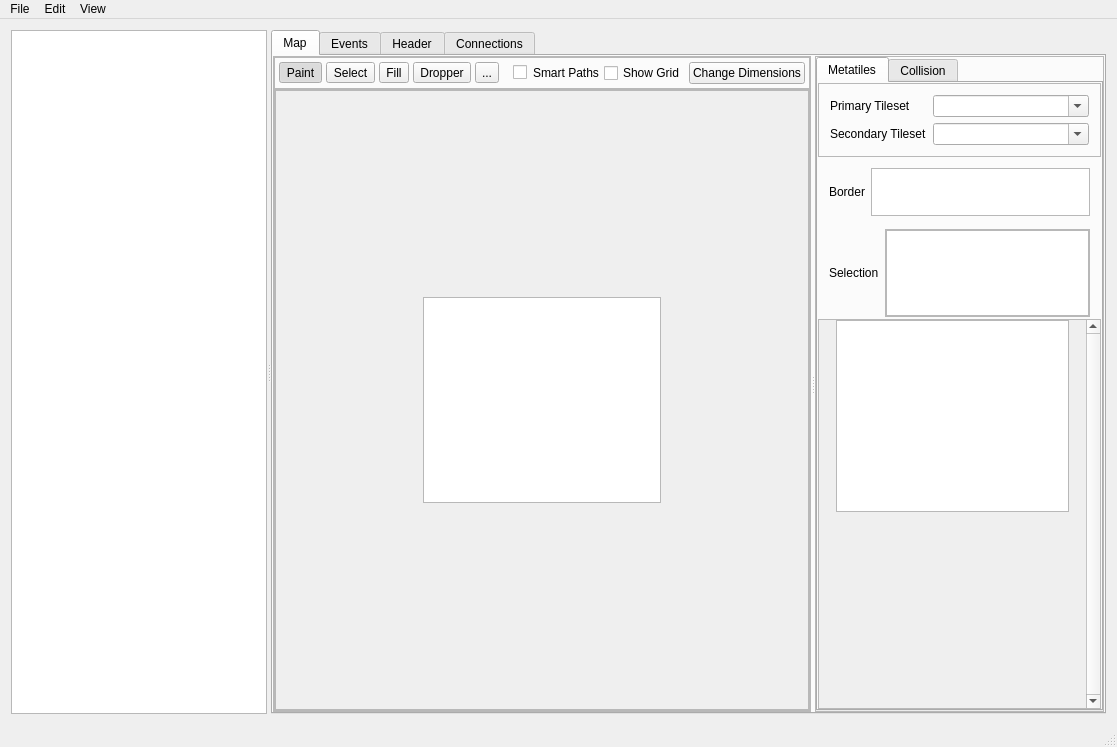
First picture: the form in mainwindow.ui, repository huderlem/porymap, before the edit.
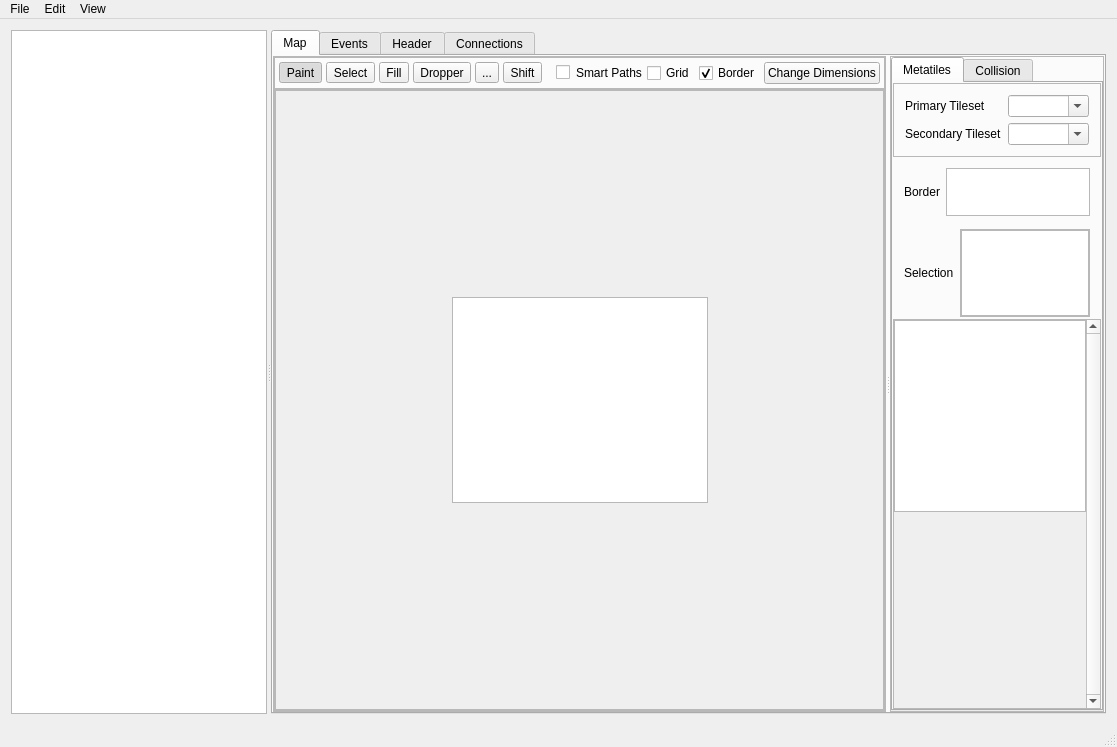
Second picture: the form after the edit. Icons and pictures are not drawn. Custom widgets are drawn as their Qt base class.

Commit message: Shift tool, shift+click for smart paths, middle button click for fill, and toggle border/connections visibility

The edit to the form file:
```diff
--- a/mainwindow.ui
+++ b/mainwindow.ui
@@ -256,6 +256,23 @@
                   <property name="icon">
                    <iconset resource="resources/images.qrc">
                     <normaloff>:/icons/move.ico</normaloff>:/icons/move.ico</iconset>
+                    </property>
+                  <property name="checkable">
+                   <bool>true</bool>
+                  </property>
+                 </widget>
+                </item>
+                <item>
+                 <widget class="QToolButton" name="toolButton_Shift">
+                  <property name="toolTip">
+                   <string>&lt;html&gt;&lt;head/&gt;&lt;body&gt;&lt;p&gt;Map Shift&lt;/p&gt;&lt;p&gt;&lt;span style=&quot; font-weight:600;&quot;&gt;Click and drag&lt;/span&gt; on the map to shift the positions all metatiles at once. This is useful after resizing a map.&lt;/p&gt;&lt;/body&gt;&lt;/html&gt;</string>
+                  </property>
+                  <property name="text">
+                   <string>Shift</string>
+                  </property>
+                  <property name="icon">
+                   <iconset resource="resources/images.qrc">
+                    <normaloff>:/icons/shift.ico</normaloff>:/icons/shift.ico</iconset>
                   </property>
                   <property name="checkable">
                    <bool>true</bool>
@@ -284,7 +301,17 @@
                    <string notr="true"/>
                   </property>
                   <property name="text">
-                   <string>Show Grid</string>
+                   <string>Grid</string>
+                  </property>
+                 </widget>
+                </item>
+                <item>
+                 <widget class="QCheckBox" name="checkBox_ToggleBorder">
+                  <property name="text">
+                   <string>Border</string>
+                  </property>
+                  <property name="checked">
+                   <bool>true</bool>
                   </property>
                  </widget>
                 </item>
@@ -351,7 +378,7 @@
                     <rect>
                      <x>0</x>
                      <y>0</y>
-                     <width>429</width>
+                     <width>442</width>
                      <height>620</height>
                     </rect>
                    </property>
@@ -734,7 +761,7 @@
                         <rect>
                          <x>0</x>
                          <y>0</y>
-                         <width>315</width>
+                         <width>302</width>
                          <height>86</height>
                         </rect>
                        </property>
@@ -840,7 +867,7 @@
                      <rect>
                       <x>0</x>
                       <y>0</y>
-                      <width>365</width>
+                      <width>352</width>
                       <height>405</height>
                      </rect>
                     </property>
```
Left out of the diff: 4 changed lines with no effect on the pictures. The commit also changes 6 other files.
